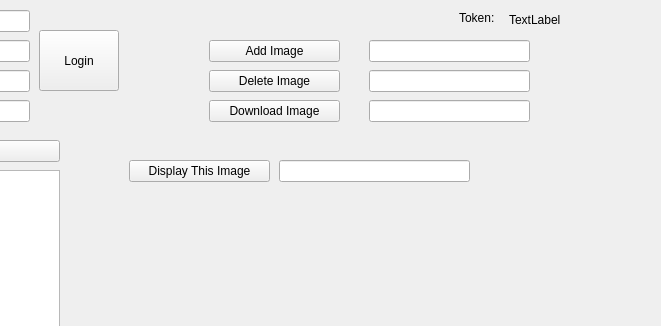
shehab-as/Distributed-Systems, file Image-Viewer/mainwindow.ui: the form before one commit; both pictures show x 211 to 872 and y 0 to 326 of the 872 by 759 pixel window.
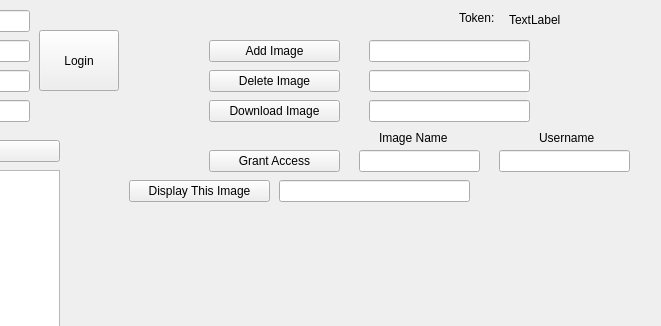
The form after the commit.

Commit message: Added function Grant Access for Username to Image

What changed in the file:
```diff
--- a/Image-Viewer/mainwindow.ui
+++ b/Image-Viewer/mainwindow.ui
@@ -204,7 +204,7 @@
     <property name="geometry">
      <rect>
       <x>340</x>
-      <y>160</y>
+      <y>180</y>
       <width>141</width>
       <height>22</height>
      </rect>
@@ -217,7 +217,7 @@
     <property name="geometry">
      <rect>
       <x>490</x>
-      <y>160</y>
+      <y>180</y>
       <width>191</width>
       <height>22</height>
      </rect>
@@ -318,6 +318,71 @@
      <string/>
     </property>
    </widget>
+   <widget class="QPushButton" name="Grant_Access">
+    <property name="geometry">
+     <rect>
+      <x>420</x>
+      <y>150</y>
+      <width>131</width>
+      <height>22</height>
+     </rect>
+    </property>
+    <property name="text">
+     <string>Grant Access</string>
+    </property>
+   </widget>
+   <widget class="QLineEdit" name="Input_Imgname_Allow">
+    <property name="geometry">
+     <rect>
+      <x>570</x>
+      <y>150</y>
+      <width>121</width>
+      <height>22</height>
+     </rect>
+    </property>
+    <property name="text">
+     <string/>
+    </property>
+   </widget>
+   <widget class="QLineEdit" name="Input_Username_Allow">
+    <property name="geometry">
+     <rect>
+      <x>710</x>
+      <y>150</y>
+      <width>131</width>
+      <height>22</height>
+     </rect>
+    </property>
+    <property name="text">
+     <string/>
+    </property>
+   </widget>
+   <widget class="QLabel" name="label">
+    <property name="geometry">
+     <rect>
+      <x>750</x>
+      <y>130</y>
+      <width>71</width>
+      <height>16</height>
+     </rect>
+    </property>
+    <property name="text">
+     <string>Username</string>
+    </property>
+   </widget>
+   <widget class="QLabel" name="label_2">
+    <property name="geometry">
+     <rect>
+      <x>590</x>
+      <y>130</y>
+      <width>81</width>
+      <height>16</height>
+     </rect>
+    </property>
+    <property name="text">
+     <string>Image Name</string>
+    </property>
+   </widget>
   </widget>
   <widget class="QStatusBar" name="statusBar"/>
  </widget>
```
The commit also changes 2 other files.
